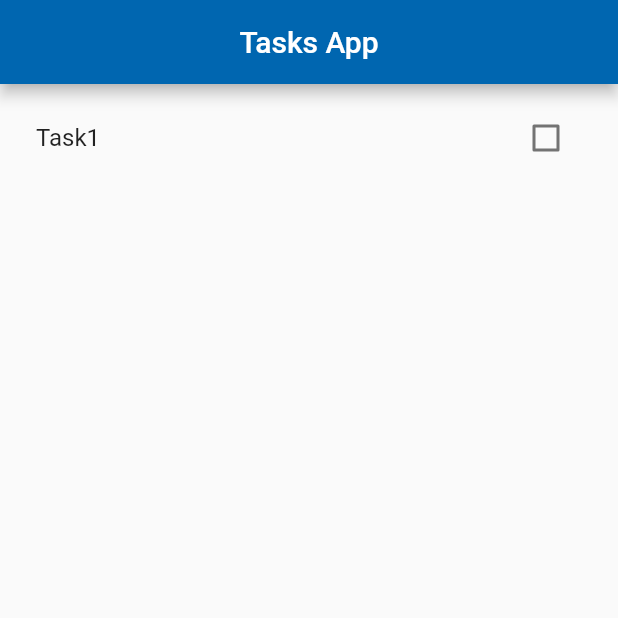
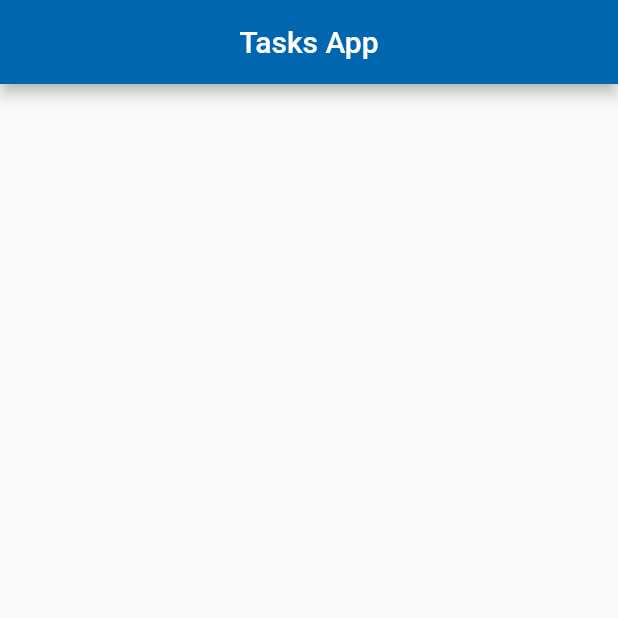
Before and after one commit to John-Rocha/todo_list_firebase, a Flutter app: the screen it shows after launch, on a phone screen of 412 x 824 dp, the top half of it. Run offline on Flutter 3.47's test engine with Material 2 defaults, Android fonts, the phone set to English and light mode, and no system bars; our stand-ins replace equatable, flutter_bloc.

Commit message:
feat: updated and deleted task

```diff
--- a/lib/main.dart
+++ b/lib/main.dart
@@ -1,9 +1,7 @@
 import 'package:flutter/material.dart';
 import 'package:flutter_bloc/flutter_bloc.dart';
 import 'package:todo_list_firebase/blocs/task_bloc/task_bloc.dart';
-import 'package:todo_list_firebase/blocs/task_bloc/task_event.dart';
 import 'package:todo_list_firebase/core/ui/app_ui.dart';
-import 'package:todo_list_firebase/models/task.dart';
 import 'package:todo_list_firebase/screens/tasks_screen.dart';
 
 Future<void> main() async {
@@ -16,12 +14,7 @@ class MyApp extends StatelessWidget {
   @override
   Widget build(BuildContext context) {
     return BlocProvider(
-      create: (context) => TaskBloc()
-        ..add(
-          AddTask(
-            task: Task(title: 'Task1'),
-          ),
-        ),
+      create: (context) => TaskBloc(),
       child: MaterialApp(
         debugShowCheckedModeBanner: false,
         theme: AppUi.theme,
--- a/lib/widgets/task_list.dart
+++ b/lib/widgets/task_list.dart
@@ -23,6 +23,9 @@ class TaskList extends StatelessWidget {
               context.read<TaskBloc>().add(UpdateTask(task: task));
             },
           ),
+          onLongPress: () => context.read<TaskBloc>().add(
+                DeleteTask(task: task),
+              ),
         );
       },
     );
```
Also changed, not shown: lib/blocs/task_bloc/task_bloc.dart (+10 -5 lines).
